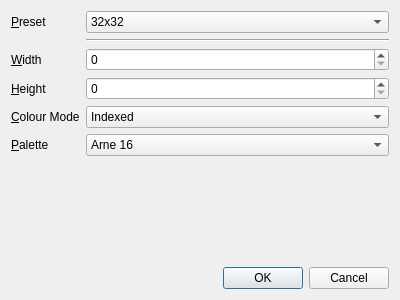
not-surt/SimPix, file newdialog.ui: the form before one commit.
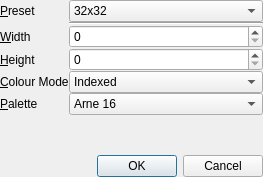
The form after the commit. Icons and pictures are not drawn.

```diff
--- a/newdialog.ui
+++ b/newdialog.ui
@@ -6,8 +6,8 @@
    <rect>
     <x>0</x>
     <y>0</y>
-    <width>400</width>
-    <height>300</height>
+    <width>263</width>
+    <height>177</height>
    </rect>
   </property>
   <property name="windowTitle">
@@ -18,14 +18,33 @@
     <normaloff/>
    </iconset>
   </property>
-  <layout class="QVBoxLayout" name="verticalLayout_2">
-   <item>
     <layout class="QVBoxLayout" name="verticalLayout">
+   <property name="spacing">
+    <number>0</number>
+   </property>
+   <property name="leftMargin">
+    <number>0</number>
+   </property>
+   <property name="topMargin">
+    <number>0</number>
+   </property>
+   <property name="rightMargin">
+    <number>0</number>
+   </property>
+   <property name="bottomMargin">
+    <number>0</number>
+   </property>
      <item>
       <layout class="QFormLayout" name="formLayout">
        <property name="fieldGrowthPolicy">
         <enum>QFormLayout::AllNonFixedFieldsGrow</enum>
        </property>
+     <property name="horizontalSpacing">
+      <number>0</number>
+     </property>
+     <property name="verticalSpacing">
+      <number>0</number>
+     </property>
        <item row="2" column="0">
         <widget class="QLabel" name="widthLabel">
          <property name="text">
@@ -209,7 +228,7 @@
        <property name="sizeHint" stdset="0">
         <size>
          <width>20</width>
-         <height>40</height>
+       <height>3</height>
         </size>
        </property>
       </spacer>
@@ -220,8 +239,6 @@
         <set>QDialogButtonBox::Cancel|QDialogButtonBox::Ok</set>
        </property>
       </widget>
-     </item>
-    </layout>
    </item>
   </layout>
  </widget>
```
Left out of the diff: 10 changed lines with no effect on the pictures. Lines whose indentation alone changed are shown as unchanged.
